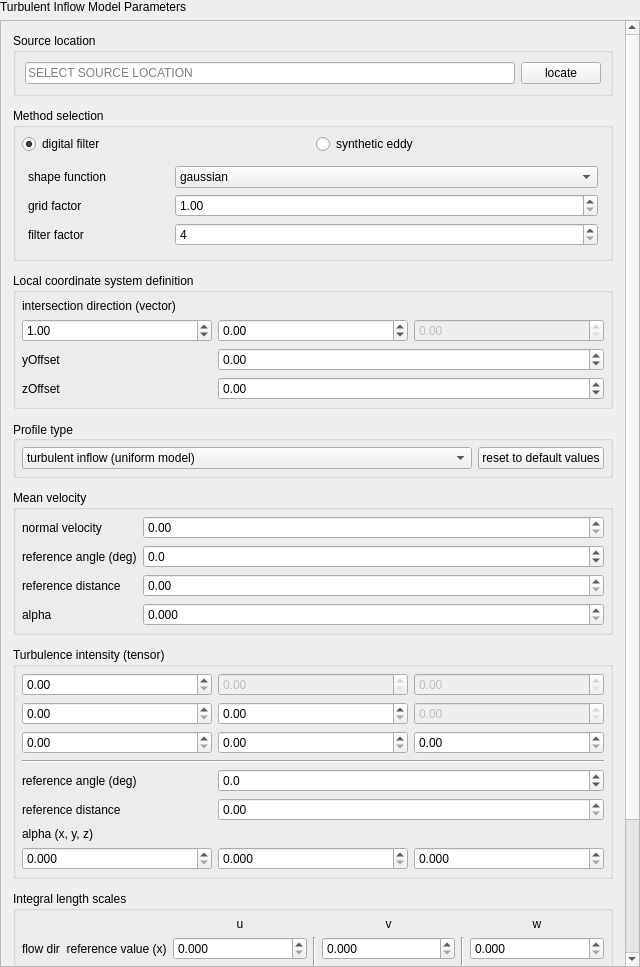
First picture: the form in widgets/inflowparameterwidget.ui, repository NHERI-SimCenter/TurbulenceInflowTool, before the edit.
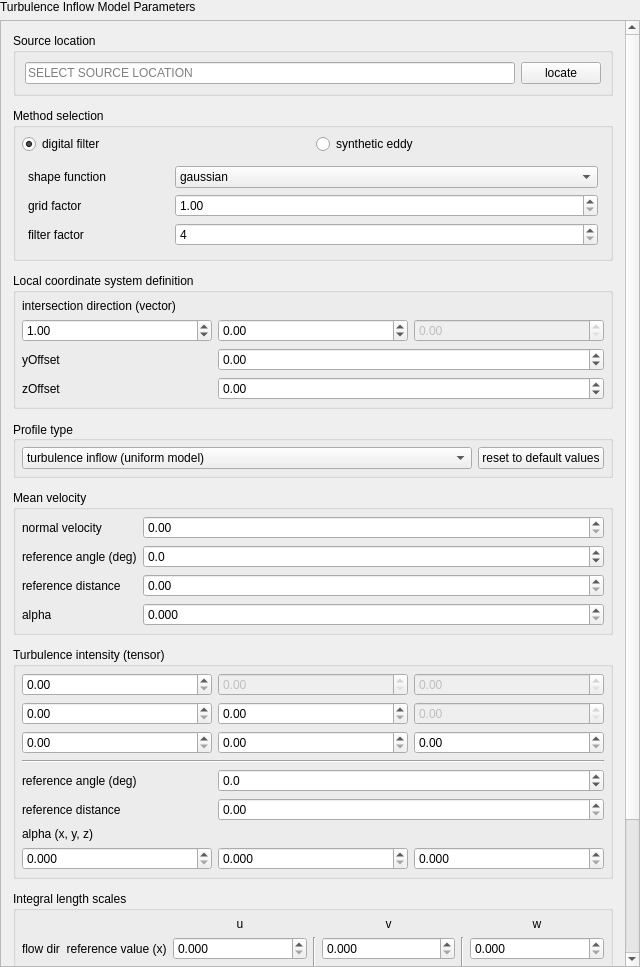
Second picture: the form after the edit.

Commit message: Changing name to Turbulence Inflow Tool

```diff
--- a/widgets/inflowparameterwidget.ui
+++ b/widgets/inflowparameterwidget.ui
@@ -29,7 +29,7 @@
    <item>
     <widget class="QLabel" name="headerLabel">
      <property name="text">
-      <string>Turbulent Inflow Model Parameters</string>
+      <string>Turbulence Inflow Model Parameters</string>
      </property>
     </widget>
    </item>
@@ -49,8 +49,8 @@
        <rect>
         <x>0</x>
         <y>0</y>
-        <width>624</width>
-        <height>1105</height>
+        <width>638</width>
+        <height>1093</height>
        </rect>
       </property>
       <layout class="QVBoxLayout" name="verticalLayout">
@@ -432,7 +432,7 @@
             </property>
             <item>
              <property name="text">
-              <string>turbulent inflow (uniform model)</string>
+              <string>turbulence inflow (uniform model)</string>
              </property>
             </item>
             <item>
```
Left out of the diff: 2 changed lines with no effect on the pictures. The commit also changes 7 other files.
